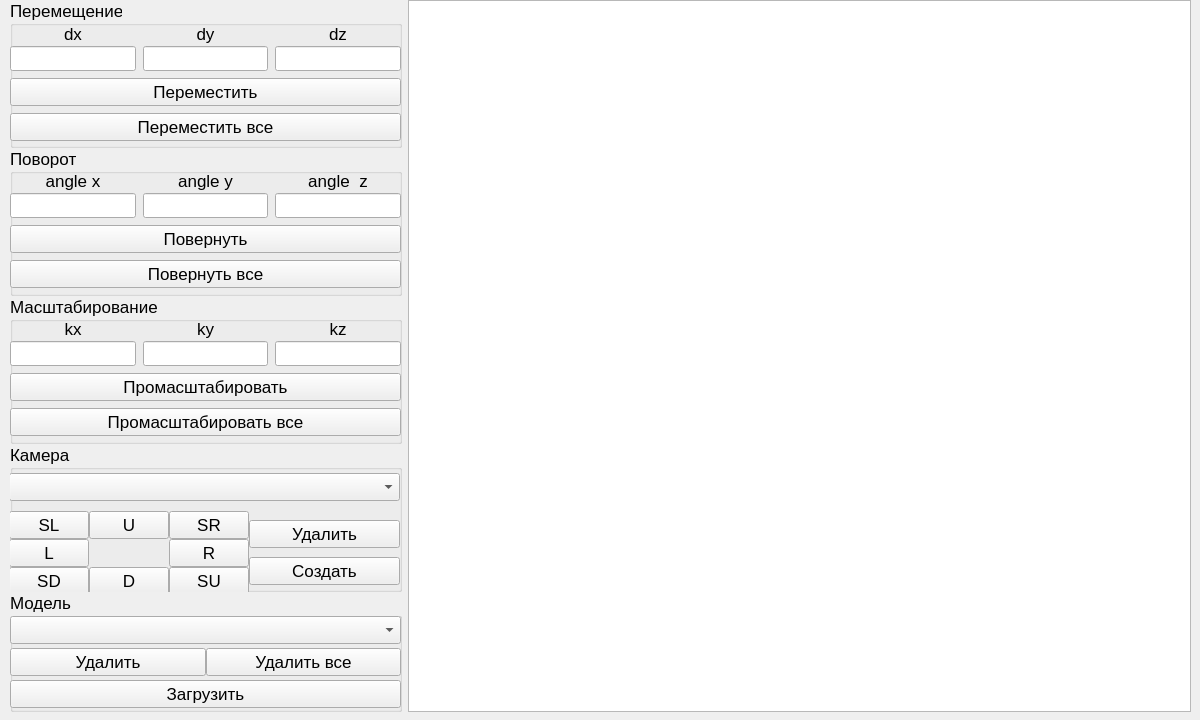
Old version of the form OOP/lab_03/qt_ui/mainwindow.ui in the repository SerPan23/BMSTU_SEM_4.
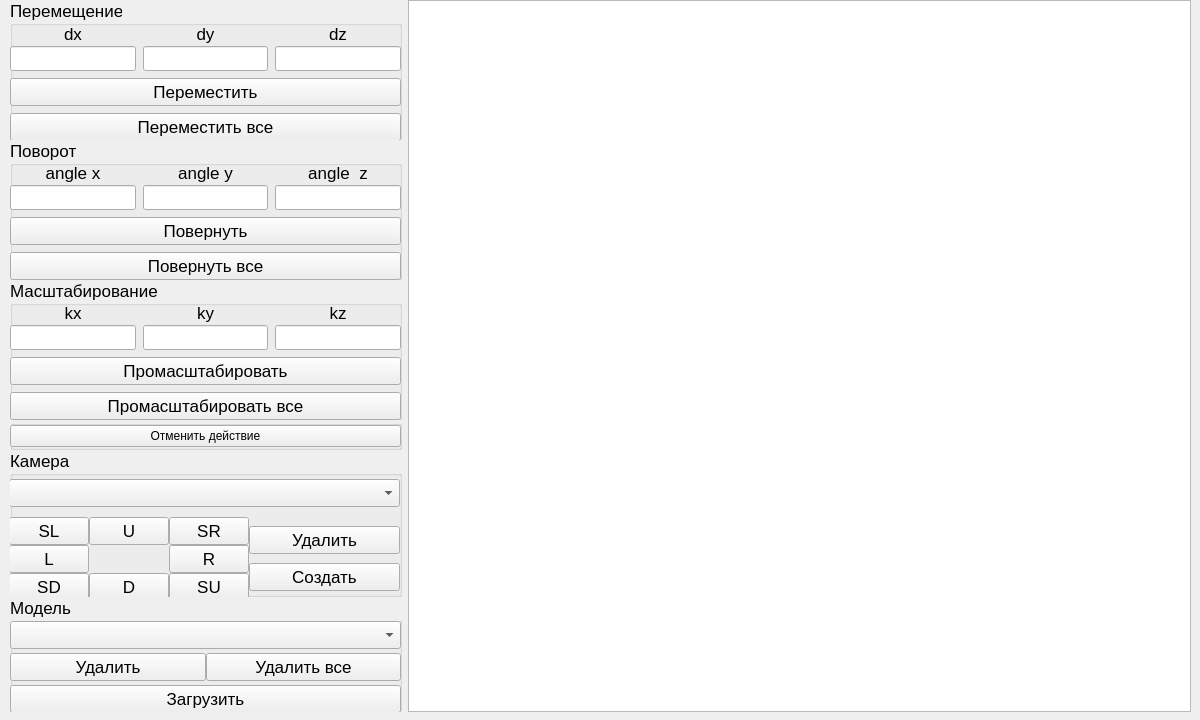
New version of the form.

Commit message: OOP lab_03: state before a little remake transformation (adding new class)

The edit to the form file:
```diff
--- a/OOP/lab_03/qt_ui/mainwindow.ui
+++ b/OOP/lab_03/qt_ui/mainwindow.ui
@@ -46,7 +46,7 @@
          <property name="maximumSize">
           <size>
            <width>16777215</width>
-           <height>170</height>
+           <height>140</height>
           </size>
          </property>
          <property name="font">
@@ -221,7 +221,7 @@
          <property name="maximumSize">
           <size>
            <width>16777215</width>
-           <height>170</height>
+           <height>140</height>
           </size>
          </property>
          <property name="font">
@@ -396,7 +396,7 @@
          <property name="maximumSize">
           <size>
            <width>16777215</width>
-           <height>170</height>
+           <height>140</height>
           </size>
          </property>
          <property name="font">
@@ -566,6 +566,41 @@
          </widget>
         </widget>
        </item>
+       <item>
+        <widget class="QGroupBox" name="groupBox_6">
+         <property name="maximumSize">
+          <size>
+           <width>16777215</width>
+           <height>30</height>
+          </size>
+         </property>
+         <property name="title">
+          <string/>
+         </property>
+         <widget class="QWidget" name="horizontalLayoutWidget_2">
+          <property name="geometry">
+           <rect>
+            <x>0</x>
+            <y>0</y>
+            <width>391</width>
+            <height>32</height>
+           </rect>
+          </property>
+          <layout class="QHBoxLayout" name="horizontalLayout_12">
+           <property name="spacing">
+            <number>0</number>
+           </property>
+           <item>
+            <widget class="QPushButton" name="btn_undo">
+             <property name="text">
+              <string>Отменить действие</string>
+             </property>
+            </widget>
+           </item>
+          </layout>
+         </widget>
+        </widget>
+       </item>
        <item>
         <widget class="QGroupBox" name="groupBox_5">
          <property name="maximumSize">
@@ -692,7 +727,7 @@
          <property name="maximumSize">
           <size>
            <width>16777215</width>
-           <height>120</height>
+           <height>115</height>
           </size>
          </property>
          <property name="font">
```
The commit also changes 13 other files.
